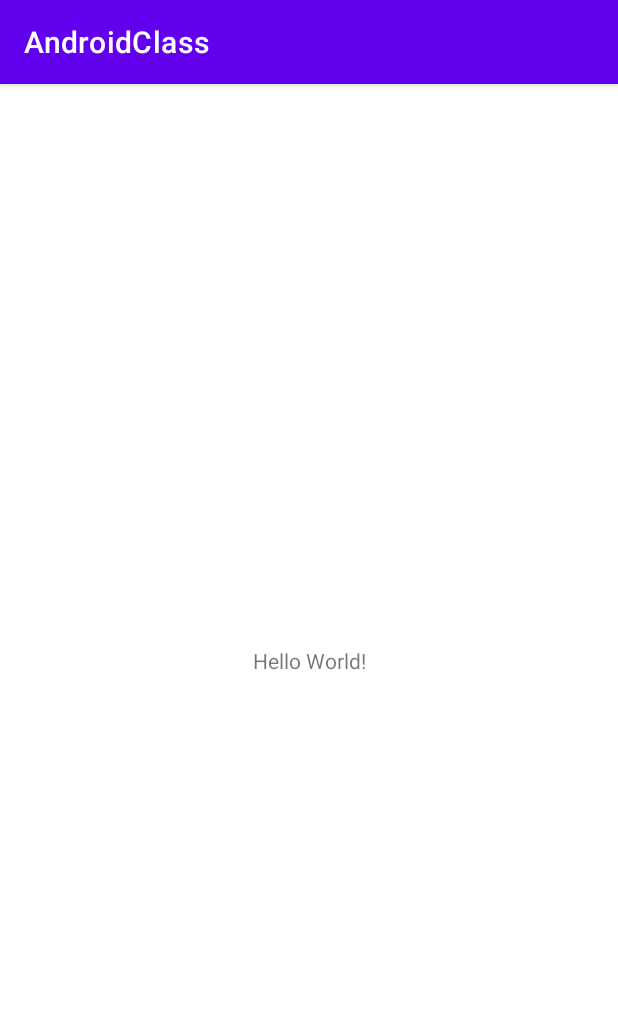
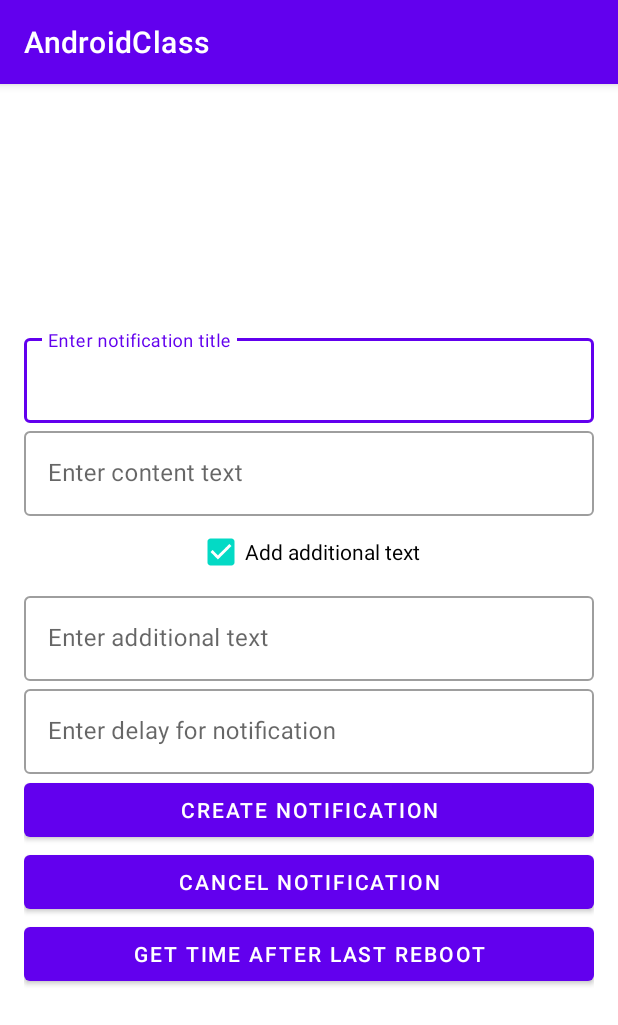
Before and after one commit to odnzk/Android-ITIS-1-semester, an Android app: the screen it shows after launch (MainActivity), on a phone screen of 412 x 824 dp. Shown: the top 1025 px of the screen. Run offline under Robolectric (Android 15) with nearby library versions, the phone set to English and light mode, and no system bars.

Commit message:
Base has been done

```diff
--- a/app/src/main/AndroidManifest.xml
+++ b/app/src/main/AndroidManifest.xml
@@ -1,6 +1,8 @@
 <?xml version="1.0" encoding="utf-8"?>
 <manifest xmlns:android="http://schemas.android.com/apk/res/android"
     package="com.example.androidclass">
+
+    <uses-permission android:name="android.permission.POST_NOTIFICATIONS"/>
 
     <application
         android:allowBackup="true"
@@ -18,6 +20,9 @@
                 <category android:name="android.intent.category.LAUNCHER" />
             </intent-filter>
         </activity>
+
+        <receiver android:name=".receivers.AlarmReceiver" />
+        <receiver android:name=".receivers.AirplaneModeChangeReceiver" />
     </application>
 
 </manifest>
--- a/app/src/main/java/com/example/androidclass/MainActivity.kt
+++ b/app/src/main/java/com/example/androidclass/MainActivity.kt
@@ -1,11 +1,16 @@
 package com.example.androidclass
 
+import android.os.Bundle
 import androidx.appcompat.app.AppCompatActivity
-import android.os.Bundle
+import com.example.androidclass.databinding.ActivityMainBinding
 
 class MainActivity : AppCompatActivity() {
+    private lateinit var binding: ActivityMainBinding
+
+
     override fun onCreate(savedInstanceState: Bundle?) {
         super.onCreate(savedInstanceState)
-        setContentView(R.layout.activity_main)
+        binding = ActivityMainBinding.inflate(layoutInflater)
+        setContentView(binding.root)
     }
 }
--- /dev/null
+++ b/app/src/main/java/com/example/androidclass/MainFragment.kt
@@ -0,0 +1,151 @@
+package com.example.androidclass
+
+import android.content.BroadcastReceiver
+import android.content.Intent
+import android.content.IntentFilter
+import android.os.Bundle
+import android.os.SystemClock
+import android.provider.Settings
+import android.view.View
+import android.widget.Toast
+import androidx.core.view.children
+import androidx.core.widget.doAfterTextChanged
+import androidx.fragment.app.Fragment
+import com.example.androidclass.databinding.FragmentMainBinding
+import com.example.androidclass.observers.MyObserver
+import com.example.androidclass.receivers.AirplaneModeChangeReceiver
+import com.example.androidclass.storage.ObservableStorage
+import com.example.androidclass.util.AlarmHandler
+import com.example.androidclass.util.NotificationProvider
+import com.example.androidclass.util.UiValidator
+import kotlin.math.roundToInt
+
+class MainFragment : Fragment(R.layout.fragment_main), MyObserver {
+    private var _binding: FragmentMainBinding? = null
+    private val binding: FragmentMainBinding get() = _binding!!
+
+    private var notificationProvider: NotificationProvider? = null
+    private var alarmHandler: AlarmHandler? = null
+    private var notificationReceiver: BroadcastReceiver? = null
+    private var airplaneReceiver: AirplaneModeChangeReceiver? = null
+
+    private var lastNotificationId: Int? = null
+
+    override fun onViewCreated(view: View, savedInstanceState: Bundle?) {
+        super.onViewCreated(view, savedInstanceState)
+        _binding = FragmentMainBinding.bind(view)
+
+        alarmHandler = AlarmHandler(requireContext())
+        ObservableStorage.isAirplaneModeOn = Settings.System.getInt(
+            context?.contentResolver,
+            Settings.Global.AIRPLANE_MODE_ON, 0
+        ) != 0
+
+        ObservableStorage.registerObserver(this)
+        registerAirplaneReceiver()
+        initUiState()
+    }
+
+    override fun update(state: Boolean?) {
+        initUiState()
+    }
+
+    private fun initUiState() {
+        with(binding) {
+            btnCreateNotification.setOnClickListener {
+                if (UiValidator.isTextValid(
+                        getString(R.string.error_invalid_et),
+                        etHeadline,
+                        etContentText,
+                        etAdditionalText
+                    )
+                ) {
+                    try {
+                        val secondsUntilNotifications =
+                            etSecUntilNotification.text.toString().toLong()
+
+                        lastNotificationId = (Math.random() * 1000).roundToInt()
+                        lastNotificationId?.let {
+                            alarmHandler?.setAlarm(
+                                id = it,
+                                seconds = secondsUntilNotifications,
+                                title = etHeadline.text.toString(),
+                                content = etContentText.text.toString(),
+                                additionalText = if (cbAdditionalText.isChecked) etAdditionalText.text.toString() else null
+                            )
+                        }
+                    } catch (e: NumberFormatException) {
+                        etSecUntilNotification.error = getString(R.string.error_invalid_seconds)
+                    }
+                }
+            }
+            btnTimeExecution.setOnClickListener {
+                showTimeAfterLastReboot()
+            }
+            btnCancelNotification.setOnClickListener {
+                lastNotificationId?.let { alarmHandler?.cancelAlarm(it) }
+                notificationReceiver?.let { activity?.unregisterReceiver(it) }
+            }
+
+            manageCreateBtnState()
+            cbAdditionalText.setOnCheckedChangeListener { _, isChecked ->
+                etAdditionalText.isEnabled = isChecked
+            }
+
+            etHeadline.doAfterTextChanged {
+                manageCreateBtnState()
+            }
+            etContentText.doAfterTextChanged {
+                manageCreateBtnState()
+            }
+            etSecUntilNotification.doAfterTextChanged {
+                manageCreateBtnState()
+            }
+
+            root.children.toList().forEach { it.isEnabled = !ObservableStorage.isAirplaneModeOn }
+        }
+    }
+
+
+    private fun showTimeAfterLastReboot() {
+        Toast.makeText(requireContext(), "${SystemClock.elapsedRealtime()}", Toast.LENGTH_SHORT)
+            .show()
+    }
+
+
+    private fun manageCreateBtnState() {
+        with(binding) {
+            btnCreateNotification.isEnabled =
+                UiValidator.validateEditText(etHeadline, etContentText, etSecUntilNotification)
+        }
+    }
+
+    private fun registerAirplaneReceiver() {
+        airplaneReceiver = AirplaneModeChangeReceiver()
+        IntentFilter(Intent.ACTION_AIRPLANE_MODE_CHANGED).also {
+            activity?.registerReceiver(airplaneReceiver, it)
+        }
+    }
+
+    override fun onDestroy() {
+        super.onDestroy()
+        notificationProvider = null
+        notificationReceiver?.let { activity?.unregisterReceiver(it) }
+        airplaneReceiver?.let { activity?.unregisterReceiver(it) }
+    }
+
+    companion object {
+        const val KEY_NOTIF_ID = "notifId"
+        const val KEY_NOTIF_TITLE = "notifTitle"
+        const val KEY_NOTIF_CONTENT = "notifContent"
+        const val KEY_NOTIF_ADDITIONAL_TEXT = "notifAdditionalText"
+
+        private const val REQUEST_CODE_ALARM = 1234
+    }
+
+
+    override fun onDestroyView() {
+        super.onDestroyView()
+        _binding = null
+    }
+}
--- /dev/null
+++ b/app/src/main/java/com/example/androidclass/observers/MyObservable.kt
@@ -0,0 +1,7 @@
+package com.example.androidclass.observers
+
+interface MyObservable {
+    fun registerObserver(observer: MyObserver?)
+    fun removeObserver(observer: MyObserver?)
+    fun notifyObservers()
+}
--- /dev/null
+++ b/app/src/main/java/com/example/androidclass/observers/MyObserver.kt
@@ -0,0 +1,5 @@
+package com.example.androidclass.observers
+
+interface MyObserver {
+    fun update(state: Boolean?)
+}
--- /dev/null
+++ b/app/src/main/java/com/example/androidclass/storage/ObservableStorage.kt
@@ -0,0 +1,24 @@
+package com.example.androidclass.storage
+
+import com.example.androidclass.observers.MyObservable
+import com.example.androidclass.observers.MyObserver
+
+object ObservableStorage : MyObservable {
+    private val observers = mutableListOf<MyObserver>()
+
+    var isAirplaneModeOn = false
+
+    override fun registerObserver(observer: MyObserver?) {
+        observer?.let { observers.add(it) }
+    }
+
+    override fun removeObserver(observer: MyObserver?) {
+        observer?.let { observers.remove(it) }
+    }
+
+    override fun notifyObservers() {
+        observers.forEach {
+            it.update(isAirplaneModeOn)
+        }
+    }
+}
--- /dev/null
+++ b/app/src/main/java/com/example/androidclass/util/UiValidator.kt
@@ -0,0 +1,26 @@
+package com.example.androidclass.util
+
+import android.widget.EditText
+
+object UiValidator {
+
+    fun validateEditText(vararg args : EditText): Boolean {
+        for (ed in args){
+            if(ed.text.isNullOrBlank()){
+                return false
+            }
+        }
+        return true
+    }
+
+    fun isTextValid(errorMessage: String, vararg array: EditText): Boolean {
+        var isValid = true
+        array.forEach {
+            if (it.text.isNullOrBlank()) {
+                it.error = errorMessage
+                isValid = false
+            }
+        }
+        return isValid
+    }
+}
--- a/app/src/main/res/layout/activity_main.xml
+++ b/app/src/main/res/layout/activity_main.xml
@@ -1,18 +1,15 @@
 <?xml version="1.0" encoding="utf-8"?>
-<androidx.constraintlayout.widget.ConstraintLayout xmlns:android="http://schemas.android.com/apk/res/android"
-    xmlns:app="http://schemas.android.com/apk/res-auto"
+<FrameLayout xmlns:android="http://schemas.android.com/apk/res/android"
     xmlns:tools="http://schemas.android.com/tools"
     android:layout_width="match_parent"
     android:layout_height="match_parent"
     tools:context=".MainActivity">
 
-    <TextView
-        android:layout_width="wrap_content"
-        android:layout_height="wrap_content"
-        android:text="Hello World!"
-        app:layout_constraintBottom_toBottomOf="parent"
-        app:layout_constraintLeft_toLeftOf="parent"
-        app:layout_constraintRight_toRightOf="parent"
-        app:layout_constraintTop_toTopOf="parent" />
-
-</androidx.constraintlayout.widget.ConstraintLayout>
+    <androidx.fragment.app.FragmentContainerView
+        android:id="@+id/some_fragment"
+        android:name="com.example.androidclass.MainFragment"
+        class="com.example.androidclass.MainFragment"
+        android:layout_width="match_parent"
+        android:layout_height="match_parent"
+        tools:layout="@layout/fragment_main" />
+</FrameLayout>
--- /dev/null
+++ b/app/src/main/res/layout/fragment_main.xml
@@ -0,0 +1,89 @@
+<?xml version="1.0" encoding="utf-8"?>
+<LinearLayout xmlns:android="http://schemas.android.com/apk/res/android"
+    xmlns:tools="http://schemas.android.com/tools"
+    android:layout_width="match_parent"
+    android:layout_height="match_parent"
+    android:gravity="center"
+    android:padding="16dp"
+    android:orientation="vertical"
+    tools:context=".MainActivity">
+
+    <com.google.android.material.textfield.TextInputLayout
+        style="@style/Widget.MaterialComponents.TextInputLayout.OutlinedBox"
+        android:layout_width="match_parent"
+        android:layout_height="wrap_content">
+
+        <EditText
+            android:id="@+id/et_headline"
+            android:layout_width="match_parent"
+            android:layout_height="wrap_content"
+            android:hint="@string/enter_notification_title"
+            android:inputType="text" />
+    </com.google.android.material.textfield.TextInputLayout>
+
+    <com.google.android.material.textfield.TextInputLayout
+        style="@style/Widget.MaterialComponents.TextInputLayout.OutlinedBox"
+        android:layout_width="match_parent"
+        android:layout_height="wrap_content">
+
+        <EditText
+            android:id="@+id/et_content_text"
+            android:layout_width="match_parent"
+            android:layout_height="wrap_content"
+            android:hint="@string/enter_content_text"
+            android:inputType="text" />
+    </com.google.android.material.textfield.TextInputLayout>
+
+    <CheckBox
+        android:id="@+id/cb_additional_text"
+        android:layout_width="wrap_content"
+        android:layout_height="wrap_content"
+        android:checked="true"
+        android:text="@string/add_additional_text" />
+
+    <com.google.android.material.textfield.TextInputLayout
+        style="@style/Widget.MaterialComponents.TextInputLayout.OutlinedBox"
+        android:layout_width="match_parent"
+        android:layout_height="wrap_content">
+
+        <EditText
+            android:id="@+id/et_additional_text"
+            android:layout_width="match_parent"
+            android:layout_height="wrap_content"
+            android:hint="@string/enter_additional_text"
+            android:inputType="text" />
+    </com.google.android.material.textfield.TextInputLayout>
+
+    <com.google.android.material.textfield.TextInputLayout
+        style="@style/Widget.MaterialComponents.TextInputLayout.OutlinedBox"
+        android:layout_width="match_parent"
+        android:layout_height="wrap_content">
+
+        <EditText
+            android:id="@+id/et_sec_until_notification"
+            android:layout_width="match_parent"
+            android:layout_height="wrap_content"
+            android:hint="@string/enter_delay_for_notification"
+            android:inputType="number" />
+    </com.google.android.material.textfield.TextInputLayout>
+
+    <Button
+        android:id="@+id/btn_create_notification"
+        android:layout_width="match_parent"
+        android:layout_height="wrap_content"
+        android:text="@string/create_notification" />
+
+    <Button
+        android:id="@+id/btn_cancel_notification"
+        android:layout_width="match_parent"
+        android:layout_height="wrap_content"
+        android:text="@string/cancel_notification" />
+
+    <Button
+        android:id="@+id/btn_time_execution"
+        android:layout_width="match_parent"
+        android:layout_height="wrap_content"
+        android:text="@string/get_time_until_last_reboot" />
+
+
+</LinearLayout>
--- a/app/src/main/res/values/strings.xml
+++ b/app/src/main/res/values/strings.xml
@@ -1,3 +1,16 @@
 <resources>
     <string name="app_name">AndroidClass</string>
+    <string name="enter_notification_title">Enter notification title</string>
+    <string name="enter_content_text">Enter content text</string>
+    <string name="enter_additional_text">Enter additional text</string>
+    <string name="add_additional_text">Add additional text</string>
+    <string name="enter_delay_for_notification">Enter delay for notification</string>
+    <string name="create_notification">Create notification</string>
+    <string name="cancel_notification">Cancel notification</string>
+    <string name="get_time_until_last_reboot">Get time after last reboot</string>
+
+    <string name="default_notification_channel_id">7267815</string>
+    <string name="default_notification_channel_name">Default channel</string>
+    <string name="error_invalid_et">Cannot be null or blanc</string>
+    <string name="error_invalid_seconds">Invalid seconds</string>
 </resources>
```
Also changed, not shown: app/src/main/java/com/example/androidclass/receivers/AirplaneModeChangeReceiver.kt (added, +17 -0 lines), app/src/main/java/com/example/androidclass/receivers/AlarmReceiver.kt (added, +43 -0 lines), app/src/main/java/com/example/androidclass/util/AlarmHandler.kt (added, +44 -0 lines), app/src/main/java/com/example/androidclass/util/NotificationProvider.kt (added, +67 -0 lines), 1 other file.
